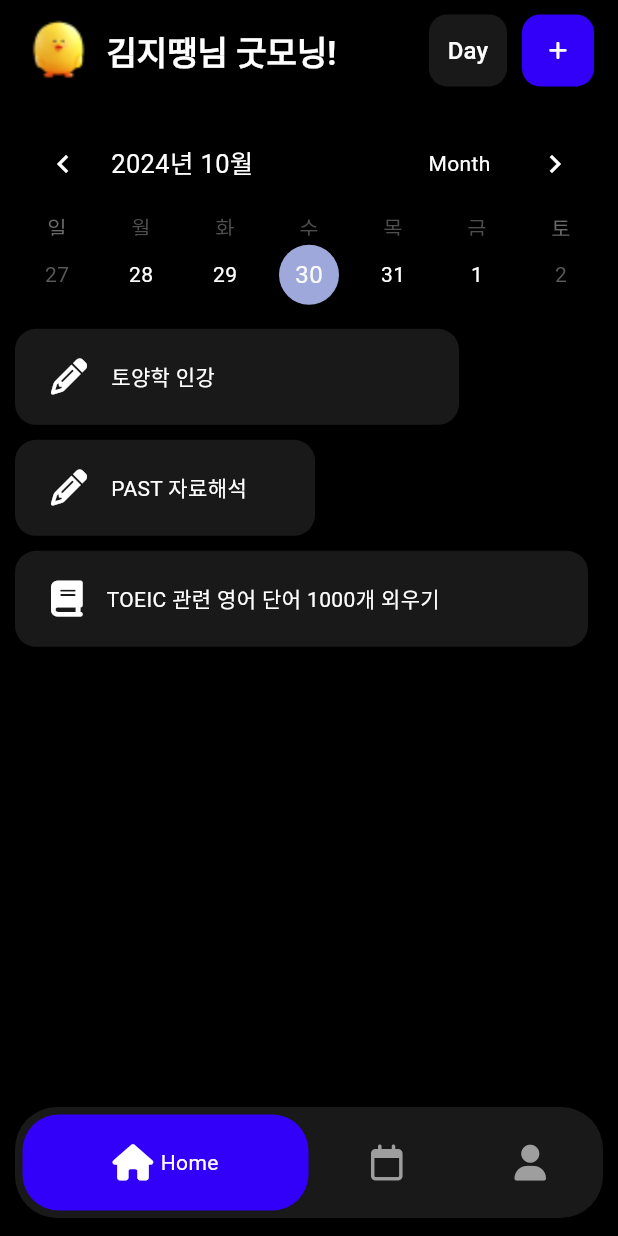
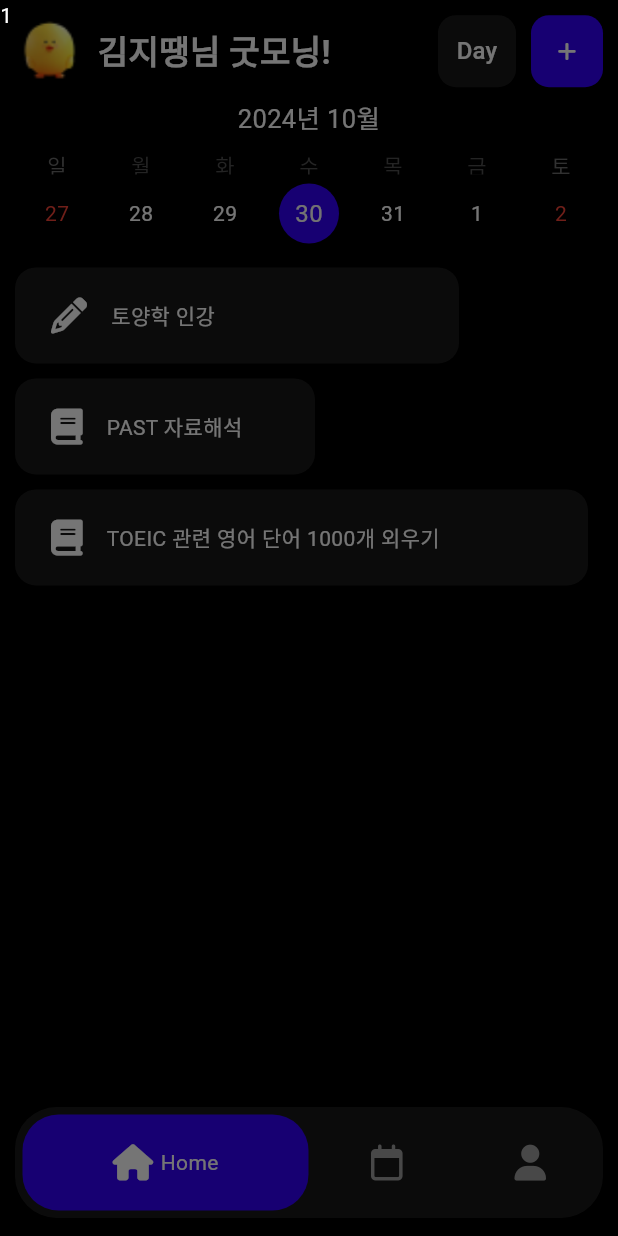
Before and after one commit to June222/gava, a Flutter app: the screen it shows after launch, after a tap on "Day", on a phone screen of 412 x 824 dp. Run offline on Flutter 3.47's test engine with Material 3 defaults, Android fonts, the phone set to English and light mode, and no system bars; drawn by our look-alikes of table_calendar; our stand-ins replace font_awesome_flutter.

Commit message:
fix: Dismissble Error 해결
하나의 List에 map 데이터를 모두 관리하고 삭제하는 것으로 해결

```diff
--- a/lib/main.dart
+++ b/lib/main.dart
@@ -2,8 +2,10 @@ import 'package:flutter/material.dart';
 import 'package:gava/constants/colors.dart';
 import 'package:gava/navigation/main_navigation_screen.dart';
 import 'package:intl/date_symbol_data_local.dart';
+import 'package:intl/intl.dart';
 
 void main() {
+  Intl.defaultLocale = 'ko_KR';
   initializeDateFormatting().then((_) => runApp(const MyApp()));
   // runApp(const MyApp());
 }
--- /dev/null
+++ b/lib/navigation/home_screen.dart
@@ -0,0 +1,278 @@
+import 'dart:developer';
+
+import 'package:flutter/material.dart';
+import 'package:font_awesome_flutter/font_awesome_flutter.dart';
+import 'package:gava/constants/colors.dart';
+import 'package:gava/constants/gaps.dart';
+import 'package:gava/constants/sizes.dart';
+import 'package:table_calendar/table_calendar.dart';
+
+class HomeScreen extends StatefulWidget {
+  const HomeScreen({
+    super.key,
+  });
+
+  @override
+  State<HomeScreen> createState() => _HomeScreenState();
+}
+
+class _HomeScreenState extends State<HomeScreen> {
+  String username = "김지땡";
+  final BorderRadius _topButtonRadius = BorderRadius.circular(Sizes.size12);
+
+  CalendarFormat _calendarFormat = CalendarFormat.week;
+  DateTime _focusedDay = DateTime.now();
+  DateTime _selectedDay = DateTime.now();
+
+  final DateTime _firstDay = DateTime(1900);
+  final DateTime _lastDay = DateTime(2100);
+
+  Map<CalendarFormat, String> availableCalendarFormats = const {
+    CalendarFormat.month: 'Month',
+    CalendarFormat.twoWeeks: '2 weeks',
+    CalendarFormat.week: 'Week',
+  };
+
+  final List<dynamic> _notifications = [
+    {
+      "todo": "토양학 인강",
+      "padding": Sizes.size96,
+      "icon": FontAwesomeIcons.pencil,
+    },
+    {
+      "todo": "PAST 자료해석",
+      "padding": Sizes.size96 + Sizes.size96,
+      "icon": FontAwesomeIcons.book,
+    },
+    {
+      "todo": "TOEIC 관련 영어 단어 1000개 외우기",
+      "padding": Sizes.size10,
+      "icon": FontAwesomeIcons.book,
+    },
+  ];
+
+  final List<String> _TODOs = [
+    "토양학 인강",
+    "PAST 자료해석",
+    "TOEIC 관련 영어 단어 1000개 외우기"
+  ];
+
+  final List<double> _paddingList = [
+    Sizes.size96,
+    Sizes.size96 + Sizes.size96,
+    Sizes.size10,
+  ];
+
+  final List<IconData> _iconList = [
+    FontAwesomeIcons.pencil,
+    FontAwesomeIcons.pencil,
+    FontAwesomeIcons.book,
+  ];
+
+  void _addTodoTap() {
+    _notifications.add(
+      {
+        "todo": "다음 계획 어쩌고 저쩌고 ${_notifications.length + 1}",
+        "padding": Sizes.size60,
+        "icon": FontAwesomeIcons.accusoft,
+      },
+    );
+    setState(() {});
+  }
+
+  void _onFormatChanged(CalendarFormat newFormat) {
+    setState(() {
+      _calendarFormat = newFormat;
+    });
+  }
+
+  void _onDaySelected(DateTime selectedDay, DateTime focusedDay) {
+    setState(() {
+      _selectedDay = selectedDay;
+      _focusedDay = focusedDay;
+    });
+  }
+
+  void _onPageChanged(DateTime focusedDay) {
+    setState(() {
+      _focusedDay = focusedDay;
+    });
+  }
+
+  void _removeNotification(dynamic notification) {
+    _notifications.remove(notification);
+    setState(() {});
+  }
+
+  @override
+  Widget build(BuildContext context) {
+    log(_focusedDay.toString().split(' ')[0]);
+    return Column(
+      children: [
+        Row(
+          children: [
+            Image.asset(
+              "assets/images/main_emoji.png",
+              width: 45,
+            ),
+            Gaps.h10,
+            Text(
+              "$username님 굿모닝!",
+              style: const TextStyle(
+                fontWeight: FontWeight.bold,
+                fontSize: 22,
+              ),
+            ),
+            Expanded(child: Container()),
+            Container(
+              width: Sizes.size52,
+              decoration: BoxDecoration(
+                color: Constant.backgroundColor,
+                borderRadius: _topButtonRadius,
+              ),
+              child: TextButton(
+                onPressed: () async {
+                  await showDialog(
+                    context: context,
+                    builder: (context) => const Stack(
+                      children: [
+                        Text("1"),
+                      ],
+                    ),
+                  );
+                },
+                child: const Text(
+                  "Day",
+                  style: TextStyle(
+                    fontSize: Sizes.size16,
+                  ),
+                ),
+              ),
+            ),
+            Gaps.h10,
+            Container(
+              decoration: BoxDecoration(
+                color: Theme.of(context).primaryColor,
+                borderRadius: _topButtonRadius,
+              ),
+              child: IconButton(
+                onPressed: _addTodoTap,
+                icon: const FaIcon(FontAwesomeIcons.plus),
+                iconSize: Sizes.size14,
+              ),
+            ),
+          ],
+        ),
+        TableCalendar(
+          locale: 'ko_KR',
+          focusedDay: _focusedDay,
+          firstDay: _firstDay,
+          lastDay: _lastDay,
+          calendarFormat: _calendarFormat,
+          onFormatChanged: _onFormatChanged,
+          onDaySelected: _onDaySelected,
+          onPageChanged: _onPageChanged,
+          selectedDayPredicate: (day) => isSameDay(_selectedDay, day),
+          calendarStyle: CalendarStyle(
+              isTodayHighlighted: true,
+              todayDecoration: BoxDecoration(
+                color: Theme.of(context).primaryColor.withOpacity(0.4),
+                shape: BoxShape.circle,
+              ),
+              selectedDecoration: BoxDecoration(
+                color: Theme.of(context).primaryColor,
+                shape: BoxShape.circle,
+              ),
+              weekendTextStyle: const TextStyle(color: Colors.red)),
+          headerStyle: const HeaderStyle(
+            titleCentered: true,
+            leftChevronVisible: false,
+            rightChevronVisible: false,
+            formatButtonVisible: false,
+          ),
+        ),
+        Gaps.v10,
+        Expanded(
+          child: ListView.separated(
+            itemBuilder: (BuildContext context, int index) {
+              return Dismissible(
+                key: Key(_notifications[index].toString()),
+                onDismissed: (direction) =>
+                    _removeNotification(_notifications[index]),
+                child: Padding(
+                  padding:
+                      EdgeInsets.only(right: _notifications[index]["padding"]),
+                  child: Container(
+                    padding: const EdgeInsets.symmetric(
+                      horizontal: Sizes.size24,
+                      vertical: Sizes.size20,
+                    ),
+                    decoration: BoxDecoration(
+                      color: Constant.backgroundColor,
+                      borderRadius: BorderRadius.circular(Sizes.size14),
+                    ),
+                    child: Row(
+                      mainAxisAlignment: MainAxisAlignment.start,
+                      children: [
+                        FaIcon(_notifications[index]["icon"]),
+                        Gaps.h16,
+                        Text(_notifications[index]["todo"]),
+                      ],
+                    ),
+                  ),
+                ),
+              );
+            },
+            separatorBuilder: (BuildContext context, int index) => Gaps.v10,
+            itemCount: _notifications.length,
+          ),
+        )
+      ],
+    );
+  }
+}
+
+
+// Positioned(
+//           bottom: 0,
+//           child: Column(
+//             children: [
+//               Container(
+//                 padding: const EdgeInsets.symmetric(
+//                   horizontal: Sizes.size32,
+//                   vertical: Sizes.size10,
+//                 ),
+//                 decoration: BoxDecoration(
+//                   color: Theme.of(context).primaryColor,
+//                   borderRadius: const BorderRadius.only(
+//                     topLeft: Radius.circular(10),
+//                     topRight: Radius.circular(10),
+//                   ),
+//                 ),
+//                 child: const Text("Day"),
+//               ),
+//               Container(
+//                 padding: const EdgeInsets.symmetric(
+//                   horizontal: Sizes.size32,
+//                   vertical: Sizes.size10,
+//                 ),
+//                 color: Theme.of(context).primaryColor,
+//                 child: const Text("Day"),
+//               ),
+//               Container(
+//                 padding: const EdgeInsets.symmetric(
+//                   horizontal: Sizes.size32,
+//                   vertical: Sizes.size10,
+//                 ),
+//                 decoration: BoxDecoration(
+//                   color: Theme.of(context).primaryColor,
+//                   borderRadius: const BorderRadius.only(
+//                     bottomLeft: Radius.circular(10),
+//                     bottomRight: Radius.circular(10),
+//                   ),
+//                 ),
+//                 child: const Text("Day"),
+//               ),
+//             ],
+//           ),
+//         ),
--- a/lib/navigation/main_navigation_screen.dart
+++ b/lib/navigation/main_navigation_screen.dart
@@ -5,6 +5,7 @@ import 'package:font_awesome_flutter/font_awesome_flutter.dart';
 import 'package:gava/constants/colors.dart';
 import 'package:gava/constants/gaps.dart';
 import 'package:gava/constants/sizes.dart';
+import 'package:gava/navigation/home_screen.dart';
 import 'package:gava/navigation/widgets/bottom_nav_tap.dart';
 import 'package:intl/intl.dart';
 import 'package:table_calendar/table_calendar.dart';
@@ -19,30 +20,10 @@ class MainNavigationScreen extends StatefulWidget {
 }
 
 class _MainNavigationScreenState extends State<MainNavigationScreen> {
-  String username = "김지땡";
-
   final BorderRadius _bottomNavBarBorderRadius =
       BorderRadius.circular(Sizes.size24);
-  final BorderRadius _topButtonRadius = BorderRadius.circular(Sizes.size12);
   int _selectedIndex = 0;
-
-  final List<String> _TODOs = [
-    "토양학 인강",
-    "PAST 자료해석",
-    "TOEIC 관련 영어 단어 1000개 외우기"
-  ];
-
-  final List<double> _paddingList = [
-    Sizes.size96,
-    Sizes.size96 + Sizes.size96,
-    Sizes.size10,
-  ];
-
-  final List<IconData> _iconList = [
-    FontAwesomeIcons.pencil,
-    FontAwesomeIcons.pencil,
-    FontAwesomeIcons.book,
-  ];
+  final format = DateFormat.yMEd('ko_KR');
 
   void _onSelectTap(int index) {
     setState(() {
@@ -50,121 +31,41 @@ class _MainNavigationScreenState extends State<MainNavigationScreen> {
     });
   }
 
-  void _addTodoTap() {
-    _TODOs.add("다음 계획 어쩌고 저쩌고 ${_TODOs.length + 1}");
-    _paddingList.add(Sizes.size60);
-    _iconList.add(FontAwesomeIcons.accusoft);
-    setState(() {});
-  }
-
   @override
   Widget build(BuildContext context) {
-    Intl.defaultLocale = 'ko_KR';
-    var format = DateFormat.yMEd('ko_KR');
-    log(format.toString());
-    var dateString = format.format(DateTime.now());
-    log(dateString);
-    log(DateFormat('E', 'ko_KR').format(DateTime.now()));
-    var width = MediaQuery.of(context).size.width;
+    // log(format.toString());
+    // var dateString = format.format(DateTime.now());
+    // log(dateString);
+    // log(DateFormat('E', 'ko_KR').format(DateTime.now()));
+    // var width = MediaQuery.of(context).size.width;
 
     return Scaffold(
-        appBar: AppBar(
-          toolbarHeight: kToolbarHeight * 1.2,
-          centerTitle: true,
-          title: Row(
-            children: [
-              Image.asset(
-                "assets/images/main_emoji.png",
-                width: 45,
-              ),
-              Gaps.h10,
-              Text(
-                "$username님 굿모닝!",
-                style: const TextStyle(
-                  fontWeight: FontWeight.bold,
-                  fontSize: 22,
+        body: SafeArea(
+          child: Padding(
+            padding: const EdgeInsets.symmetric(
+              horizontal: Sizes.size10,
+              vertical: Sizes.size10,
+            ),
+            child: Stack(
+              children: [
+                Offstage(
+                  offstage: _selectedIndex != 0,
+                  child: const HomeScreen(),
                 ),
-              ),
-              Expanded(child: Container()),
-              Container(
-                width: Sizes.size52,
-                decoration: BoxDecoration(
-                  color: Constant.backgroundColor,
-                  borderRadius: _topButtonRadius,
-                ),
-                child: TextButton(
-                  onPressed: () {},
-                  child: const Text(
-                    "Day",
-                    style: TextStyle(
-                      fontSize: Sizes.size16,
-                    ),
+                Offstage(
+                  offstage: _selectedIndex != 1,
+                  child: Center(
+                    child: Text("$_selectedIndex"),
                   ),
                 ),
-              ),
-              Gaps.h10,
-              Container(
-                decoration: BoxDecoration(
-                  color: Theme.of(context).primaryColor,
-                  borderRadius: _topButtonRadius,
+                Offstage(
+                  offstage: _selectedIndex != 2,
+                  child: Center(
+                    child: Text("$_selectedIndex"),
+                  ),
                 ),
-                child: IconButton(
-                  onPressed: _addTodoTap,
-                  icon: const FaIcon(FontAwesomeIcons.plus),
-                  iconSize: Sizes.size14,
-                ),
-              ),
-            ],
-          ),
-        ),
-        body: Padding(
-          padding: const EdgeInsets.symmetric(
-            horizontal: Sizes.size10,
-            vertical: Sizes.size10,
-          ),
-          child: Column(
-            children: [
-              TableCalendar(
-                focusedDay: DateTime.now(),
-                firstDay: DateTime.now().subtract(const Duration(days: 7)),
-                lastDay: DateTime.now().add(const Duration(days: 7)),
-                locale: 'ko_KR',
-                calendarFormat: CalendarFormat.week,
-                // headerVisible: false,
-              ),
-              Gaps.v10,
-              Expanded(
-                child: ListView.separated(
-                  itemBuilder: (BuildContext context, int index) {
-                    return Padding(
-                      padding: EdgeInsets.only(right: _paddingList[index]),
-                      child: Container(
-                        padding: const EdgeInsets.symmetric(
-                          horizontal: Sizes.size24,
-                          vertical: Sizes.size20,
-                        ),
-                        decoration: BoxDecoration(
-                          color: Constant.backgroundColor,
-                          borderRadius: BorderRadius.circular(Sizes.size14),
-                        ),
-                        child: Row(
-                          mainAxisAlignment: MainAxisAlignment.start,
-                          children: [
-                            FaIcon(_iconList[index]),
-                            Gaps.h16,
-                            Text(_TODOs[index]),
-                          ],
-                        ),
-                      ),
-                    );
-                  },
-                  separatorBuilder: (BuildContext context, int index) {
-                    return Gaps.v10;
-                  },
-                  itemCount: _TODOs.length,
-                ),
-              ),
-            ],
+              ],
+            ),
           ),
         ),
         bottomNavigationBar: Padding(
@@ -217,33 +118,3 @@ class _MainNavigationScreenState extends State<MainNavigationScreen> {
         ));
   }
 }
-
-class ChangeDayWidget extends StatelessWidget {
-  const ChangeDayWidget({
-    super.key,
-    required this.iconData,
-    this.function,
-  });
-
-  final IconData iconData;
-  final Function()? function;
-
-  @override
-  Widget build(BuildContext context) {
-    return Container(
-      width: Sizes.size40,
-      decoration: BoxDecoration(
-        shape: BoxShape.circle,
-        color: Constant.backgroundColor,
-      ),
-      child: IconButton(
-        onPressed: function,
-        icon: FaIcon(
-          iconData,
-          size: Sizes.size14,
-          color: Colors.white,
-        ),
-      ),
-    );
-  }
-}
```
